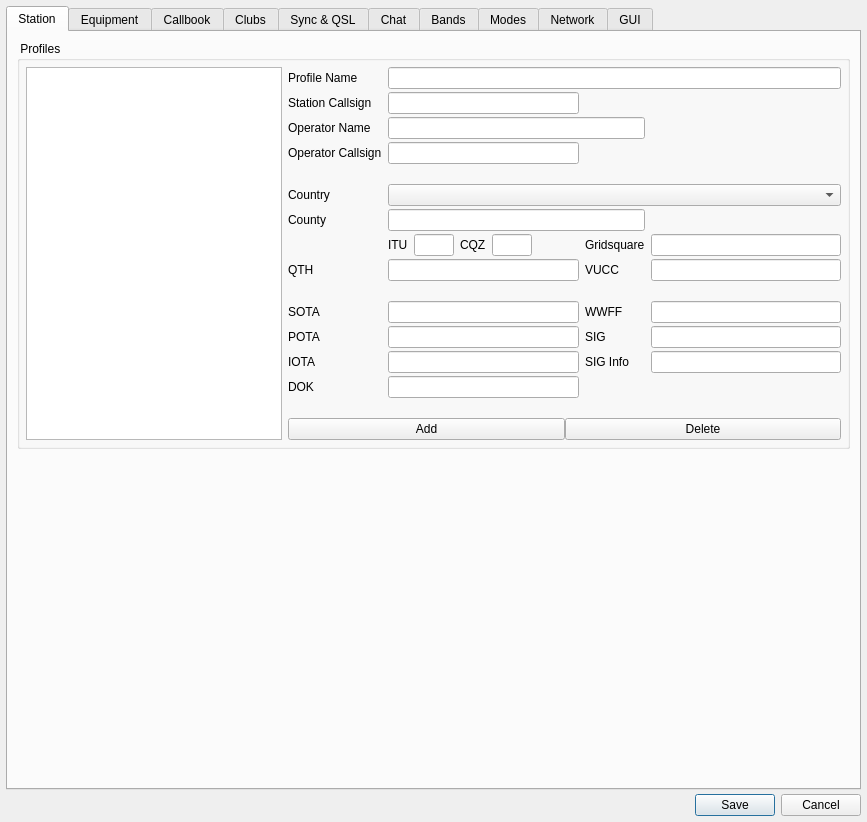
Above: ui/SettingsDialog.ui from dawkagaming/QLog before the change. Below: the same form after it.
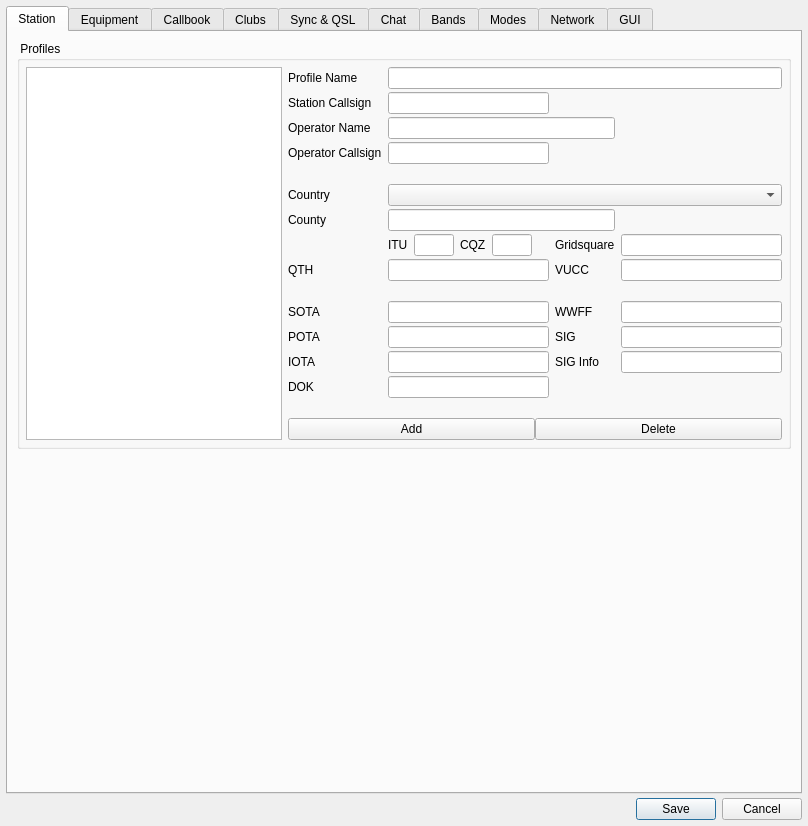
That is the form after the change. Icons and pictures are not drawn. Custom widgets are drawn as their Qt base class.

```diff
--- a/ui/SettingsDialog.ui
+++ b/ui/SettingsDialog.ui
@@ -6,8 +6,8 @@
    <rect>
     <x>0</x>
     <y>0</y>
-    <width>867</width>
-    <height>822</height>
+    <width>808</width>
+    <height>826</height>
    </rect>
   </property>
   <property name="windowTitle">
```
Left out of the diff: 1 changed line with no effect on the pictures.
